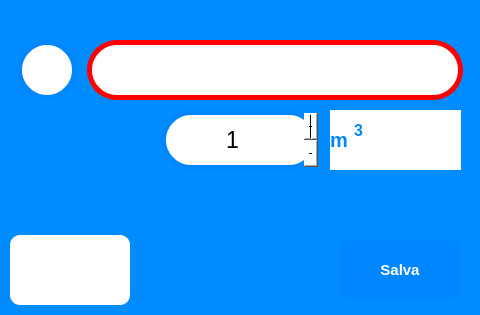
Before: the Qt Designer form view/registra_ambienti.ui in ISacchitella/MicroOne_v1.1, drawn with Qt 5.
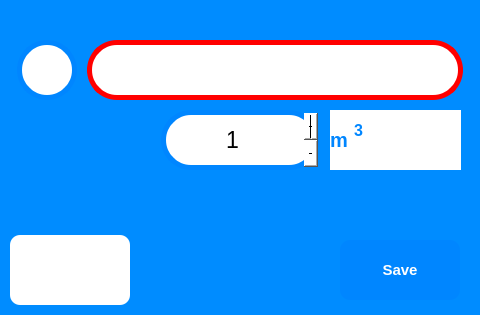
After: the same form once the commit is applied. Icons and pictures are not drawn.

The edit to the form file:
```diff
--- a/view/registra_ambienti.ui
+++ b/view/registra_ambienti.ui
@@ -106,7 +106,7 @@
                 }</string>
    </property>
    <property name="text">
-    <string>Salva</string>
+    <string>Save</string>
    </property>
   </widget>
   <widget class="QSpinBox" name="metri_cubi_spinBox">
```
Left out of the diff: 2 changed lines with no effect on the pictures.
